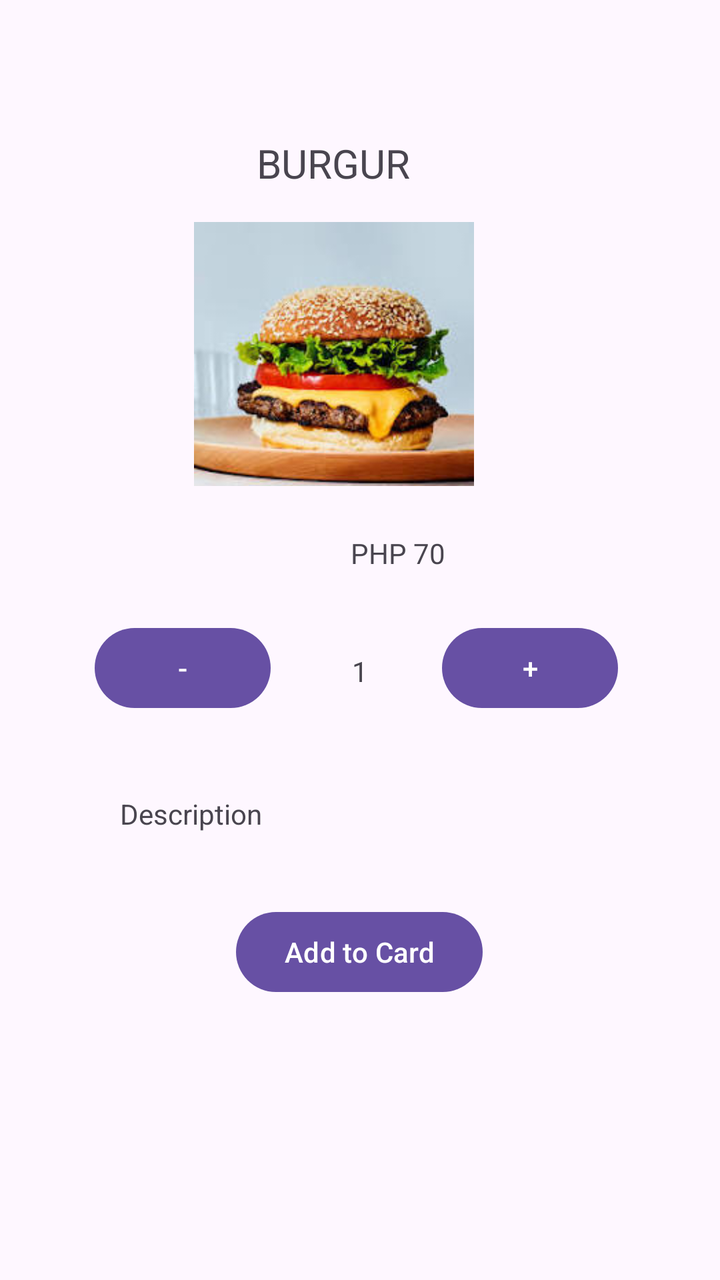
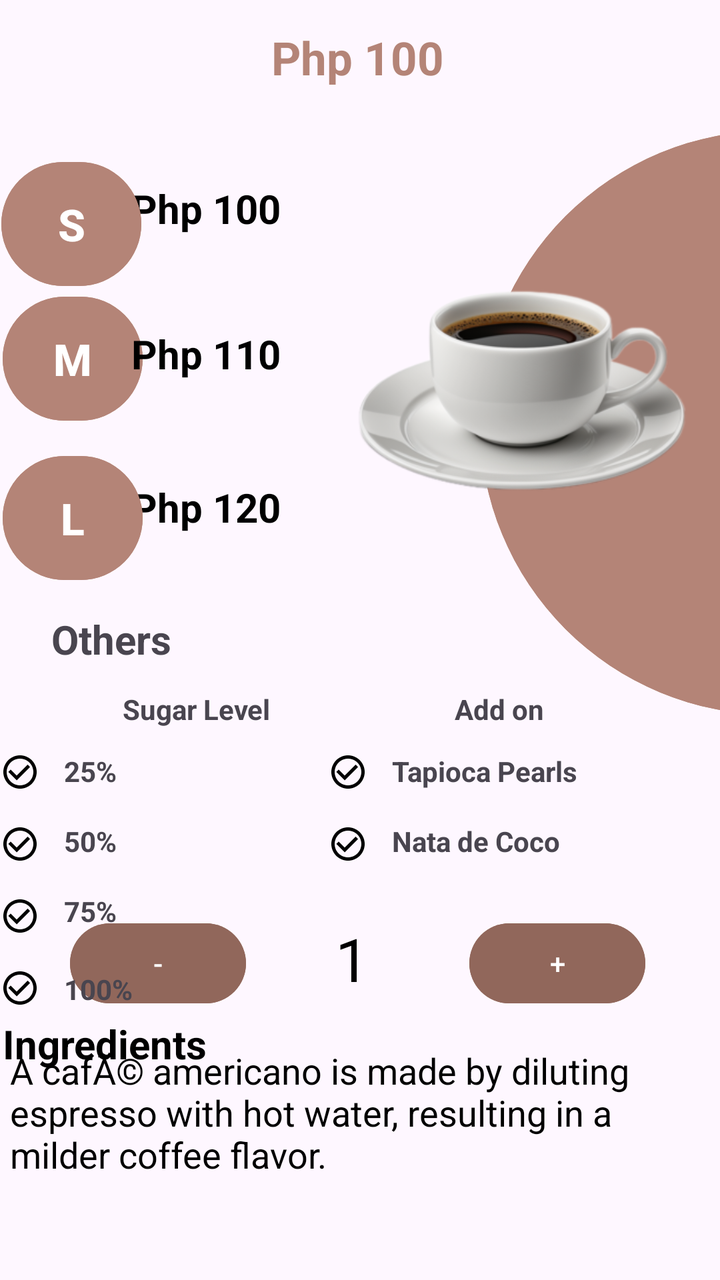

Two renders of the same Android screen: before a commit and after it. Below are the layout's source before the change and the commit's diff.
<!-- AndroidManifest.xml: application theme Theme.Serenitea -->
<!-- res/layout/activity_add_card.xml -->
<?xml version="1.0" encoding="utf-8"?>
<androidx.constraintlayout.widget.ConstraintLayout xmlns:android="http://schemas.android.com/apk/res/android"
    xmlns:app="http://schemas.android.com/apk/res-auto"
    xmlns:tools="http://schemas.android.com/tools"
    android:id="@+id/main"
    android:layout_width="match_parent"
    android:layout_height="match_parent"
    tools:context=".ui.AddCard">

    <TextView
        android:id="@+id/name"
        android:layout_width="wrap_content"
        android:layout_height="wrap_content"
        android:layout_marginTop="68dp"
        android:text="BURGUR"
        android:textSize="20sp"
        app:layout_constraintEnd_toEndOf="parent"
        app:layout_constraintHorizontal_bias="0.453"
        app:layout_constraintStart_toStartOf="parent"
        app:layout_constraintTop_toTopOf="parent" />

    <ImageView
        android:id="@+id/imageView"
        android:layout_width="170dp"
        android:layout_height="132dp"
        android:layout_marginTop="16dp"
        app:layout_constraintEnd_toEndOf="parent"
        app:layout_constraintHorizontal_bias="0.431"
        app:layout_constraintStart_toStartOf="parent"
        app:layout_constraintTop_toBottomOf="@+id/name"
        app:srcCompat="@drawable/cheese_burger" />

    <Button
        android:id="@+id/btn_addtocard"
        android:layout_width="wrap_content"
        android:layout_height="wrap_content"
        android:layout_marginBottom="140dp"
        android:text="Add to Card"
        app:layout_constraintBottom_toBottomOf="parent"
        app:layout_constraintEnd_toEndOf="parent"
        app:layout_constraintHorizontal_bias="0.498"
        app:layout_constraintStart_toStartOf="parent" />

    <TextView
        android:id="@+id/price"
        android:layout_width="wrap_content"
        android:layout_height="wrap_content"
        android:layout_marginStart="128dp"
        android:layout_marginTop="24dp"
        android:text="PHP 70"
        app:layout_constraintEnd_toEndOf="@+id/button3"
        app:layout_constraintHorizontal_bias="0.0"
        app:layout_constraintStart_toStartOf="@+id/button2"
        app:layout_constraintTop_toBottomOf="@+id/imageView" />

    <TextView
        android:id="@+id/Quantity"
        android:layout_width="wrap_content"
        android:layout_height="wrap_content"
        android:layout_marginTop="40dp"
        android:text="1"
        app:layout_constraintEnd_toEndOf="parent"
        app:layout_constraintStart_toStartOf="parent"
        app:layout_constraintTop_toBottomOf="@+id/price"
        app:layout_constraintVertical_bias="0.0" />

    <Button
        android:id="@+id/button2"
        android:layout_width="wrap_content"
        android:layout_height="wrap_content"
        android:layout_marginStart="12dp"
        android:layout_marginTop="24dp"
        android:text="-"
        app:layout_constraintEnd_toStartOf="@+id/Quantity"
        app:layout_constraintHorizontal_bias="0.464"
        app:layout_constraintStart_toStartOf="parent"
        app:layout_constraintTop_toBottomOf="@+id/price" />

    <Button
        android:id="@+id/button3"
        android:layout_width="wrap_content"
        android:layout_height="wrap_content"
        android:layout_marginTop="24dp"
        android:text="+"
        app:layout_constraintEnd_toEndOf="parent"
        app:layout_constraintHorizontal_bias="0.422"
        app:layout_constraintStart_toEndOf="@+id/Quantity"
        app:layout_constraintTop_toBottomOf="@+id/price" />

    <TextView
        android:id="@+id/description"
        android:layout_width="wrap_content"
        android:layout_height="wrap_content"
        android:layout_marginStart="60dp"
        android:layout_marginTop="20dp"
        android:text="Description"
        app:layout_constraintBottom_toTopOf="@+id/btn_addtocard"
        app:layout_constraintStart_toStartOf="parent"
        app:layout_constraintTop_toBottomOf="@+id/button2"
        app:layout_constraintVertical_bias="0.35" />
</androidx.constraintlayout.widget.ConstraintLayout>
<!-- resources referenced by this layout -->
<resources>
  <!-- drawable cheese_burger: jpg bitmap (drawable, 10974 bytes) -->
  <style name="Theme.Serenitea" parent="Base.Theme.Serenitea" />
  <style name="Base.Theme.Serenitea" parent="Theme.Material3.DayNight.NoActionBar">
          
          
      </style>
</resources>

<!-- the commit's change to res/layout/activity_add_card.xml (unified diff, before → after) -->
@@ -9,93 +9,456 @@
 
     <TextView
         android:id="@+id/name"
-        android:layout_width="wrap_content"
-        android:layout_height="wrap_content"
-        android:layout_marginTop="68dp"
-        android:text="BURGUR"
-        android:textSize="20sp"
-        app:layout_constraintEnd_toEndOf="parent"
-        app:layout_constraintHorizontal_bias="0.453"
-        app:layout_constraintStart_toStartOf="parent"
-        app:layout_constraintTop_toTopOf="parent" />
+        android:layout_width="280dp"
+        android:layout_height="50dp"
+        android:layout_marginBottom="650dp"
+        android:text="Cafe Americano"
+        android:textAlignment="center"
+        android:textColor="@color/lightbrown"
+        android:textSize="25sp"
+        app:layout_constraintBottom_toBottomOf="parent"
+        app:layout_constraintEnd_toEndOf="parent"
+        app:layout_constraintHorizontal_bias="0.496"
+        app:layout_constraintStart_toStartOf="parent"
+        app:layout_constraintTop_toTopOf="parent"
+        app:layout_constraintVertical_bias="0.141" />
+
+    <TextView
+        android:id="@+id/textView28"
+        android:layout_width="100dp"
+        android:layout_height="40dp"
+        android:layout_marginBottom="550dp"
+        android:text="Php 100"
+        android:textAlignment="center"
+        android:textColor="@color/lightbrown"
+        android:textSize="23sp"
+        android:textStyle="bold"
+        app:layout_constraintBottom_toBottomOf="parent"
+        app:layout_constraintEnd_toEndOf="parent"
+        app:layout_constraintHorizontal_bias="0.495"
+        app:layout_constraintStart_toStartOf="parent"
+        app:layout_constraintTop_toTopOf="parent"
+        app:layout_constraintVertical_bias="0.269" />
+
+    <Button
+        android:id="@+id/button13"
+        android:layout_width="300dp"
+        android:layout_height="300dp"
+        android:layout_marginStart="240dp"
+        android:layout_marginBottom="100dp"
+        android:backgroundTint="@color/lightbrown"
+        app:layout_constraintBottom_toBottomOf="parent"
+        app:layout_constraintStart_toStartOf="parent"
+        app:layout_constraintTop_toTopOf="parent"
+        app:layout_constraintVertical_bias="0.256"
+        tools:ignore="SpeakableTextPresentCheck" />
+
+    <Button
+        android:id="@+id/btn_medium"
+        android:layout_width="70dp"
+        android:layout_height="70dp"
+        android:layout_marginRight="280dp"
+        android:layout_marginBottom="140dp"
+        android:backgroundTint="@color/lightbrown"
+        android:text="M"
+        android:textColor="@color/white"
+        android:textSize="22sp"
+        android:textStyle="bold"
+        app:layout_constraintBottom_toBottomOf="parent"
+        app:layout_constraintEnd_toEndOf="parent"
+        app:layout_constraintHorizontal_bias="0.117"
+        app:layout_constraintStart_toStartOf="parent"
+        app:layout_constraintTop_toTopOf="parent"
+        app:layout_constraintVertical_bias="0.336" />
+
+    <TextView
+        android:id="@+id/textView33"
+        android:layout_width="90dp"
+        android:layout_height="50dp"
+        android:layout_marginRight="90dp"
+        android:layout_marginBottom="110dp"
+        android:text="Php 110"
+        android:textColor="@color/black"
+        android:textSize="20sp"
+        android:textStyle="bold"
+        app:layout_constraintBottom_toBottomOf="parent"
+        app:layout_constraintEnd_toEndOf="parent"
+        app:layout_constraintHorizontal_bias="0.364"
+        app:layout_constraintStart_toStartOf="parent"
+        app:layout_constraintTop_toTopOf="parent"
+        app:layout_constraintVertical_bias="0.34" />
+
+    <TextView
+        android:id="@+id/textView39"
+        android:layout_width="90dp"
+        android:layout_height="50dp"
+        android:layout_marginTop="50dp"
+        android:layout_marginRight="90dp"
+        android:text="Php 120"
+        android:textColor="@color/black"
+        android:textSize="20sp"
+        android:textStyle="bold"
+        app:layout_constraintBottom_toBottomOf="parent"
+        app:layout_constraintEnd_toEndOf="parent"
+        app:layout_constraintHorizontal_bias="0.364"
+        app:layout_constraintStart_toStartOf="parent"
+        app:layout_constraintTop_toTopOf="parent"
+        app:layout_constraintVertical_bias="0.352" />
+
+    <TextView
+        android:id="@+id/textView36"
+        android:layout_width="90dp"
+        android:layout_height="50dp"
+        android:layout_marginRight="90dp"
+        android:layout_marginBottom="280dp"
+        android:text="Php 100"
+        android:textColor="@color/black"
+        android:textSize="20sp"
+        android:textStyle="bold"
+        app:layout_constraintBottom_toBottomOf="parent"
+        app:layout_constraintEnd_toEndOf="parent"
+        app:layout_constraintHorizontal_bias="0.364"
+        app:layout_constraintStart_toStartOf="parent"
+        app:layout_constraintTop_toTopOf="parent"
+        app:layout_constraintVertical_bias="0.292" />
+
+    <Button
+        android:id="@+id/btn_large"
+        android:layout_width="70dp"
+        android:layout_height="70dp"
+        android:layout_marginTop="30dp"
+        android:layout_marginRight="280dp"
+        android:backgroundTint="@color/lightbrown"
+        android:text="L"
+        android:textColor="@color/white"
+        android:textSize="22sp"
+        android:textStyle="bold"
+        app:layout_constraintBottom_toBottomOf="parent"
+        app:layout_constraintEnd_toEndOf="parent"
+        app:layout_constraintHorizontal_bias="0.117"
+        app:layout_constraintStart_toStartOf="parent"
+        app:layout_constraintTop_toTopOf="parent"
+        app:layout_constraintVertical_bias="0.359" />
+
+    <Button
+        android:id="@+id/btn_small"
+        android:layout_width="70dp"
+        android:layout_height="70dp"
+        android:layout_marginRight="285dp"
+        android:layout_marginBottom="300dp"
+        android:backgroundTint="@color/lightbrown"
+        android:text="S"
+        android:textColor="@color/white"
+        android:textSize="22sp"
+        android:textStyle="bold"
+        app:layout_constraintBottom_toBottomOf="parent"
+        app:layout_constraintEnd_toEndOf="parent"
+        app:layout_constraintHorizontal_bias="0.108"
+        app:layout_constraintStart_toStartOf="parent"
+        app:layout_constraintTop_toTopOf="parent"
+        app:layout_constraintVertical_bias="0.285" />
+
+
+    <TextView
+        android:id="@+id/Quantity"
+        android:layout_width="25dp"
+        android:layout_height="45dp"
+        android:layout_marginTop="240dp"
+        android:text="1"
+        android:textColor="@color/black"
+        android:textSize="30sp"
+        app:layout_constraintBottom_toBottomOf="parent"
+        app:layout_constraintEnd_toEndOf="parent"
+        app:layout_constraintStart_toStartOf="parent"
+        app:layout_constraintTop_toTopOf="parent"
+        app:layout_constraintVertical_bias="0.617" />
+
+    <Button
+        android:id="@+id/button2"
+        android:layout_width="wrap_content"
+        android:layout_height="wrap_content"
+        android:layout_marginTop="240dp"
+        android:layout_marginRight="145dp"
+
+        android:backgroundTint="@color/brown"
+        android:text="-"
+        android:textColor="@color/white"
+        app:layout_constraintBottom_toBottomOf="parent"
+        app:layout_constraintEnd_toEndOf="parent"
+        app:layout_constraintHorizontal_bias="0.275"
+        app:layout_constraintStart_toStartOf="parent"
+        app:layout_constraintTop_toTopOf="parent"
+        app:layout_constraintVertical_bias="0.618" />
+
+    <Button
+        android:id="@+id/button3"
+        android:layout_width="wrap_content"
+        android:layout_height="wrap_content"
+        android:layout_marginLeft="140dp"
+        android:layout_marginTop="240dp"
+        android:backgroundTint="@color/brown"
+        android:text="+"
+        app:layout_constraintBottom_toBottomOf="parent"
+        app:layout_constraintEnd_toEndOf="parent"
+        app:layout_constraintHorizontal_bias="0.718"
+        app:layout_constraintStart_toStartOf="parent"
+        app:layout_constraintTop_toTopOf="parent"
+        app:layout_constraintVertical_bias="0.618" />
+
+    <TextView
+        android:id="@+id/description"
+        android:layout_width="350dp"
+        android:layout_height="100dp"
+        android:layout_marginTop="480dp"
+        android:text="A cafÃ© americano is made by diluting espresso with hot water, resulting in a milder coffee flavor."
+        android:textColor="@color/black"
+        android:textSize="18sp"
+        app:layout_constraintBottom_toBottomOf="parent"
+        app:layout_constraintEnd_toEndOf="parent"
+        app:layout_constraintHorizontal_bias="0.491"
+        app:layout_constraintStart_toStartOf="parent"
+        app:layout_constraintTop_toTopOf="parent"
+        app:layout_constraintVertical_bias="0.717" />
+
+    <TextView
+
+        android:layout_width="110dp"
+        android:layout_height="45dp"
+        android:layout_marginTop="355dp"
+        android:layout_marginRight="236dp"
+        android:text="Ingredients"
+        android:textColor="@color/black"
+        android:textSize="20sp"
+        android:textStyle="bold"
+        app:layout_constraintBottom_toBottomOf="parent"
+        app:layout_constraintEnd_toEndOf="parent"
+        app:layout_constraintHorizontal_bias="0.106"
+        app:layout_constraintStart_toStartOf="parent"
+        app:layout_constraintTop_toTopOf="parent"
+        app:layout_constraintVertical_bias="0.639" />
+
+    <Button
+        android:id="@+id/btn_addtocard"
+        android:layout_width="350dp"
+        android:layout_height="65dp"
+        android:layout_marginTop="650dp"
+        android:backgroundTint="@color/brown"
+        android:text="Add to cart"
+        android:textColor="@color/white"
+        android:textSize="20sp"
+        app:layout_constraintBottom_toBottomOf="parent"
+        app:layout_constraintEnd_toEndOf="parent"
+        app:layout_constraintHorizontal_bias="0.491"
+        app:layout_constraintStart_toStartOf="parent"
+        app:layout_constraintTop_toTopOf="parent"
+        app:layout_constraintVertical_bias="0.886" />
+
+    <TextView
+        android:id="@+id/btn_back"
+        android:layout_width="22dp"
+        android:layout_height="20dp"
+        android:layout_marginRight="330dp"
+        android:layout_marginBottom="650dp"
+        android:background="@drawable/baseline_arrow_back_24"
+        app:layout_constraintBottom_toBottomOf="parent"
+        app:layout_constraintEnd_toEndOf="parent"
+        app:layout_constraintHorizontal_bias="0.298"
+        app:layout_constraintStart_toStartOf="parent"
+        app:layout_constraintTop_toTopOf="parent"
+        app:layout_constraintVertical_bias="0.153" />
 
     <ImageView
         android:id="@+id/imageView"
-        android:layout_width="170dp"
-        android:layout_height="132dp"
-        android:layout_marginTop="16dp"
-        app:layout_constraintEnd_toEndOf="parent"
-        app:layout_constraintHorizontal_bias="0.431"
-        app:layout_constraintStart_toStartOf="parent"
-        app:layout_constraintTop_toBottomOf="@+id/name"
-        app:srcCompat="@drawable/cheese_burger" />
-
-    <Button
-        android:id="@+id/btn_addtocard"
-        android:layout_width="wrap_content"
-        android:layout_height="wrap_content"
-        android:layout_marginBottom="140dp"
-        android:text="Add to Card"
-        app:layout_constraintBottom_toBottomOf="parent"
-        app:layout_constraintEnd_toEndOf="parent"
-        app:layout_constraintHorizontal_bias="0.498"
-        app:layout_constraintStart_toStartOf="parent" />
-
-    <TextView
-        android:id="@+id/price"
-        android:layout_width="wrap_content"
-        android:layout_height="wrap_content"
-        android:layout_marginStart="128dp"
-        android:layout_marginTop="24dp"
-        android:text="PHP 70"
-        app:layout_constraintEnd_toEndOf="@+id/button3"
-        app:layout_constraintHorizontal_bias="0.0"
-        app:layout_constraintStart_toStartOf="@+id/button2"
-        app:layout_constraintTop_toBottomOf="@+id/imageView" />
-
-    <TextView
-        android:id="@+id/Quantity"
-        android:layout_width="wrap_content"
-        android:layout_height="wrap_content"
-        android:layout_marginTop="40dp"
-        android:text="1"
-        app:layout_constraintEnd_toEndOf="parent"
-        app:layout_constraintStart_toStartOf="parent"
-        app:layout_constraintTop_toBottomOf="@+id/price"
-        app:layout_constraintVertical_bias="0.0" />
-
-    <Button
-        android:id="@+id/button2"
-        android:layout_width="wrap_content"
-        android:layout_height="wrap_content"
-        android:layout_marginStart="12dp"
-        android:layout_marginTop="24dp"
-        android:text="-"
-        app:layout_constraintEnd_toStartOf="@+id/Quantity"
-        app:layout_constraintHorizontal_bias="0.464"
-        app:layout_constraintStart_toStartOf="parent"
-        app:layout_constraintTop_toBottomOf="@+id/price" />
-
-    <Button
-        android:id="@+id/button3"
-        android:layout_width="wrap_content"
-        android:layout_height="wrap_content"
-        android:layout_marginTop="24dp"
-        android:text="+"
-        app:layout_constraintEnd_toEndOf="parent"
-        app:layout_constraintHorizontal_bias="0.422"
-        app:layout_constraintStart_toEndOf="@+id/Quantity"
-        app:layout_constraintTop_toBottomOf="@+id/price" />
-
-    <TextView
-        android:id="@+id/description"
-        android:layout_width="wrap_content"
-        android:layout_height="wrap_content"
-        android:layout_marginStart="60dp"
+        android:layout_width="200dp"
+        android:layout_height="200dp"
+        android:layout_marginLeft="200dp"
+        android:layout_marginBottom="100dp"
+        app:layout_constraintBottom_toBottomOf="parent"
+        app:layout_constraintEnd_toEndOf="parent"
+        app:layout_constraintHorizontal_bias="0.976"
+        app:layout_constraintStart_toStartOf="parent"
+        app:layout_constraintTop_toTopOf="parent"
+        app:layout_constraintVertical_bias="0.28"
+        app:srcCompat="@drawable/americano" />
+
+
+    <View
+        android:id="@+id/circle_3"
+        android:layout_width="20dp"
+        android:layout_height="20dp"
+        android:layout_alignParentLeft="true"
+        android:layout_alignParentTop="true"
+        android:layout_marginTop="16dp"
+        android:background="@drawable/circle_png_"
+        app:layout_constraintTop_toBottomOf="@+id/circle_2"
+        tools:ignore="MissingConstraints"
+        tools:layout_editor_absoluteX="56dp" />
+
+    <View
+        android:id="@+id/circle_1"
+        android:layout_width="20dp"
+        android:layout_height="20dp"
+        android:layout_alignParentLeft="true"
+        android:layout_alignParentTop="true"
+        android:layout_marginTop="12dp"
+        android:background="@drawable/circle_png_"
+        app:layout_constraintTop_toBottomOf="@+id/textView15"
+        tools:ignore="MissingConstraints"
+        tools:layout_editor_absoluteX="56dp" />
+
+    <View
+        android:id="@+id/circle_4"
+        android:layout_width="20dp"
+        android:layout_height="20dp"
+        android:layout_alignParentLeft="true"
+        android:layout_alignParentTop="true"
+        android:layout_marginTop="16dp"
+        android:background="@drawable/circle_png_"
+        app:layout_constraintTop_toBottomOf="@+id/circle_3"
+        tools:ignore="MissingConstraints"
+        tools:layout_editor_absoluteX="57dp" />
+
+    <View
+        android:id="@+id/circle_2"
+        android:layout_width="20dp"
+        android:layout_height="20dp"
+        android:layout_alignParentLeft="true"
+        android:layout_alignParentTop="true"
+        android:layout_marginTop="16dp"
+        android:background="@drawable/circle_png_"
+        app:layout_constraintTop_toBottomOf="@+id/circle_1"
+        tools:ignore="MissingConstraints"
+        tools:layout_editor_absoluteX="56dp" />
+
+    <TextView
+        android:id="@+id/textView13"
+        android:layout_width="wrap_content"
+        android:layout_height="wrap_content"
+        android:layout_marginTop="12dp"
+        android:text="Others"
+        android:textSize="20sp"
+        android:textStyle="bold"
+        app:layout_constraintEnd_toEndOf="parent"
+        app:layout_constraintHorizontal_bias="0.085"
+        app:layout_constraintStart_toStartOf="parent"
+        app:layout_constraintTop_toBottomOf="@+id/btn_large" />
+
+
+    <View
+        android:id="@+id/circle_5"
+        android:layout_width="20dp"
+        android:layout_height="20dp"
+        android:layout_alignParentLeft="true"
+        android:layout_alignParentTop="true"
+        android:layout_marginStart="144dp"
+
+        android:layout_marginTop="12dp"
+        android:background="@drawable/circle_png_"
+        app:layout_constraintStart_toEndOf="@+id/circle_1"
+        app:layout_constraintTop_toBottomOf="@+id/textView16"
+        tools:ignore="MissingConstraints" />
+
+    <View
+        android:id="@+id/circle_6"
+        android:layout_width="20dp"
+        android:layout_height="20dp"
+        android:layout_alignParentLeft="true"
+        android:layout_alignParentTop="true"
+
+        android:layout_marginStart="144dp"
+        android:layout_marginTop="48dp"
+        android:background="@drawable/circle_png_"
+        app:layout_constraintStart_toEndOf="@+id/circle_2"
+        app:layout_constraintTop_toBottomOf="@+id/textView16"
+        tools:ignore="MissingConstraints" />
+
+    <TextView
+        android:id="@+id/textView15"
+        android:layout_width="wrap_content"
+        android:layout_height="wrap_content"
+        android:layout_marginTop="12dp"
+        android:text="Sugar Level"
+        android:textStyle="bold"
+        app:layout_constraintEnd_toEndOf="parent"
+        app:layout_constraintHorizontal_bias="0.215"
+        app:layout_constraintStart_toStartOf="parent"
+        app:layout_constraintTop_toBottomOf="@+id/textView13" />
+
+    <TextView
+        android:id="@+id/textView16"
+        android:layout_width="wrap_content"
+        android:layout_height="wrap_content"
+        android:layout_marginStart="92dp"
+        android:layout_marginTop="12dp"
+        android:text="Add on"
+        android:textStyle="bold"
+        app:layout_constraintStart_toEndOf="@+id/textView15"
+        app:layout_constraintTop_toBottomOf="@+id/textView13" />
+
+    <TextView
+        android:id="@+id/textView17"
+        android:layout_width="wrap_content"
+        android:layout_height="wrap_content"
+        android:layout_marginStart="12dp"
+        android:layout_marginTop="12dp"
+        android:text="25%"
+        android:textStyle="bold"
+        app:layout_constraintStart_toEndOf="@+id/circle_1"
+        app:layout_constraintTop_toBottomOf="@+id/textView15" />
+
+    <TextView
+        android:id="@+id/textView18"
+        android:layout_width="wrap_content"
+        android:layout_height="wrap_content"
+        android:layout_marginStart="12dp"
+        android:layout_marginTop="16dp"
+        android:text="50%"
+        android:textStyle="bold"
+        app:layout_constraintStart_toEndOf="@+id/circle_2"
+        app:layout_constraintTop_toBottomOf="@+id/textView17" />
+
+    <TextView
+        android:id="@+id/textView19"
+        android:layout_width="wrap_content"
+        android:layout_height="wrap_content"
+        android:layout_marginStart="12dp"
+        android:layout_marginTop="16dp"
+        android:text="75%"
+        android:textStyle="bold"
+        app:layout_constraintStart_toEndOf="@+id/circle_3"
+        app:layout_constraintTop_toBottomOf="@+id/textView18" />
+
+    <TextView
+        android:id="@+id/textView20"
+        android:layout_width="wrap_content"
+        android:layout_height="wrap_content"
+        android:layout_marginStart="12dp"
         android:layout_marginTop="20dp"
-        android:text="Description"
-        app:layout_constraintBottom_toTopOf="@+id/btn_addtocard"
-        app:layout_constraintStart_toStartOf="parent"
-        app:layout_constraintTop_toBottomOf="@+id/button2"
-        app:layout_constraintVertical_bias="0.35" />
+        android:text="100%"
+        android:textStyle="bold"
+        app:layout_constraintStart_toEndOf="@+id/circle_4"
+        app:layout_constraintTop_toBottomOf="@+id/textView19" />
+
+    <TextView
+        android:id="@+id/textView21"
+        android:layout_width="wrap_content"
+        android:layout_height="wrap_content"
+        android:layout_marginStart="12dp"
+        android:layout_marginTop="12dp"
+        android:text="Tapioca Pearls"
+        android:textStyle="bold"
+        app:layout_constraintStart_toEndOf="@+id/circle_5"
+        app:layout_constraintTop_toBottomOf="@+id/textView16" />
+
+    <TextView
+        android:id="@+id/textView23"
+        android:layout_width="wrap_content"
+        android:layout_height="wrap_content"
+        android:layout_marginStart="12dp"
+        android:layout_marginTop="16dp"
+        android:text="Nata de Coco"
+        android:textStyle="bold"
+        app:layout_constraintStart_toEndOf="@+id/circle_6"
+        app:layout_constraintTop_toBottomOf="@+id/textView21" />
+
 </androidx.constraintlayout.widget.ConstraintLayout>
<!-- resource entries referenced after the edit -->
@@ -1,6 +1,22 @@
 <!-- resources referenced by this layout -->
 <resources>
-  <!-- drawable cheese_burger: jpg bitmap (drawable, 10974 bytes) -->
+  <color name="black">#000000</color>
+  <color name="brown">#91675B</color>
+  <color name="lightbrown">#B48477</color>
+  <color name="white">#FFFFFFFF</color>
+  <!-- drawable americano: png bitmap (drawable, 73642 bytes) -->
+  <!-- drawable baseline_arrow_back_24 (drawable) -->
+  <vector xmlns:android="http://schemas.android.com/apk/res/android" android:autoMirrored="true" android:height="24dp" android:tint="#000000" android:viewportHeight="24" android:viewportWidth="24" android:width="24dp">
+        
+      <path android:fillColor="@android:color/white" android:pathData="M20,11H7.83l5.59,-5.59L12,4l-8,8 8,8 1.41,-1.41L7.83,13H20v-2z"/>
+      
+  </vector>
+  <!-- drawable circle_png_ (drawable) -->
+  <vector xmlns:android="http://schemas.android.com/apk/res/android" android:height="24dp" android:tint="#000000" android:viewportHeight="24" android:viewportWidth="24" android:width="24dp">
+        
+      <path android:fillColor="@android:color/white" android:pathData="M16.59,7.58L10,14.17l-3.59,-3.58L5,12l5,5 8,-8zM12,2C6.48,2 2,6.48 2,12s4.48,10 10,10 10,-4.48 10,-10S17.52,2 12,2zM12,20c-4.42,0 -8,-3.58 -8,-8s3.58,-8 8,-8 8,3.58 8,8 -3.58,8 -8,8z"/>
+      
+  </vector>
   <style name="Theme.Serenitea" parent="Base.Theme.Serenitea" />
   <style name="Base.Theme.Serenitea" parent="Theme.Material3.DayNight.NoActionBar">
           
